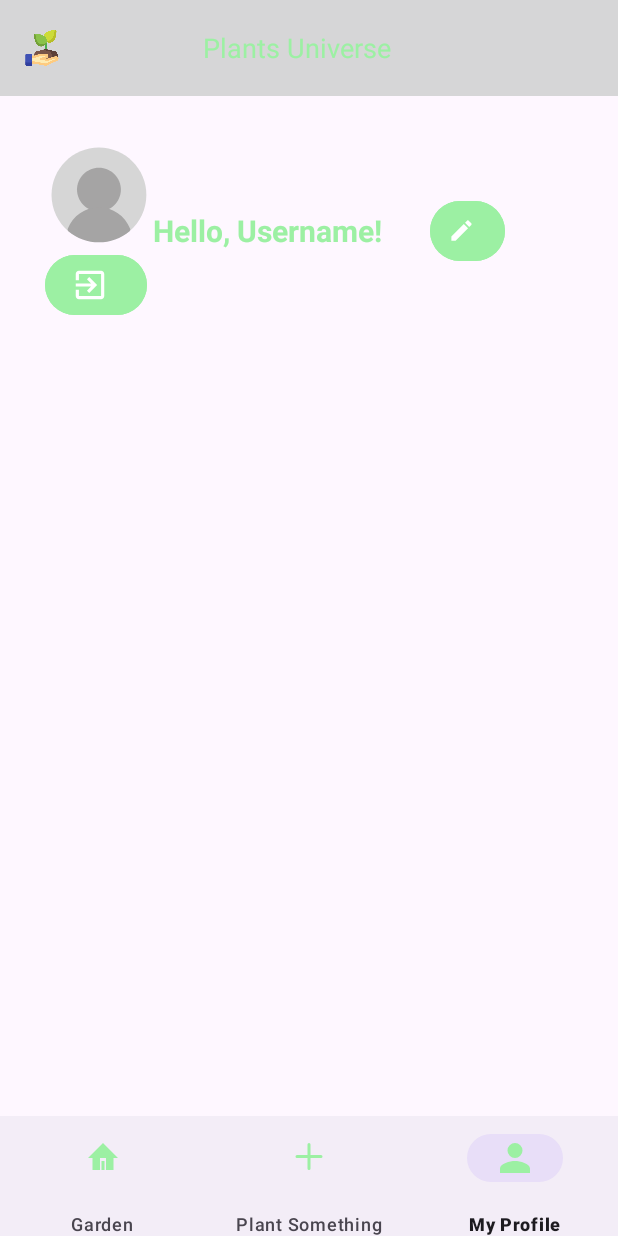
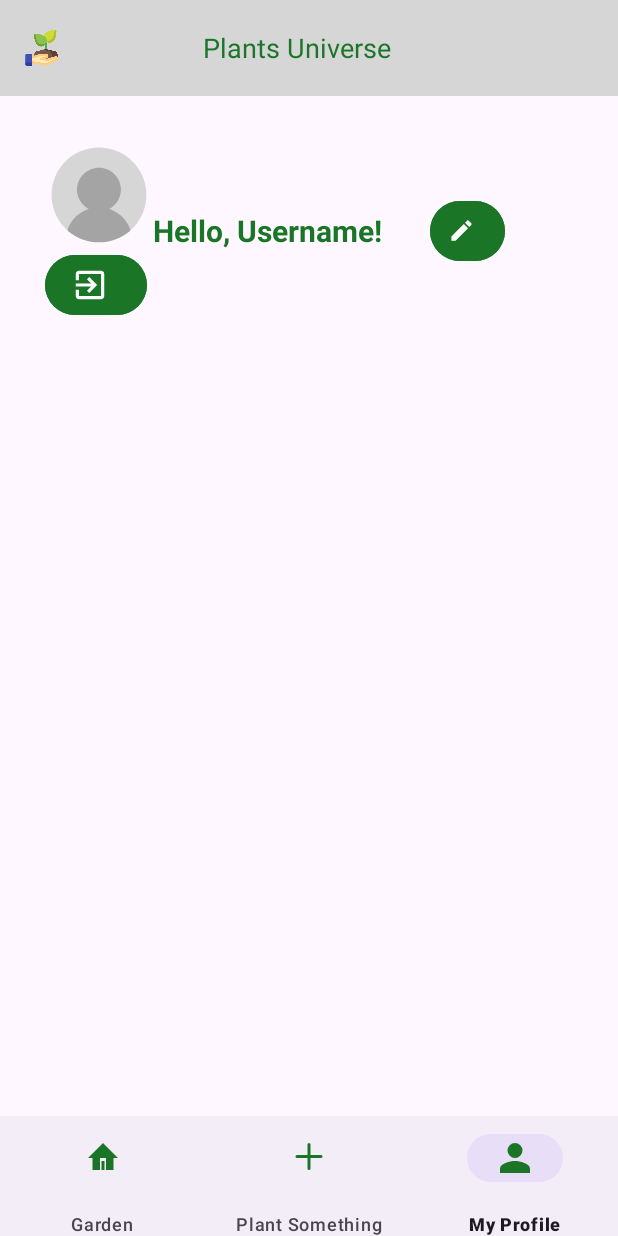
Before and after one commit to noam11111/plants-universe-mobile, an Android app: the Profile screen opened through its navigation route, on a phone screen of 412 x 824 dp. Run offline under Robolectric (Android 15) with nearby library versions, the phone set to English and light mode, and no system bars; our stand-ins replace Firebase (no records; nobody signed in at launch, a user with empty details on screens opened directly), Room's generated code, navigation-ui.

Commit message:
fix login colors

```diff
--- a/app/src/main/java/com/example/plantsuniverse/ui/auth/LoginActivity.kt
+++ b/app/src/main/java/com/example/plantsuniverse/ui/auth/LoginActivity.kt
@@ -46,6 +46,7 @@ class AuthActivity : AppCompatActivity() {
                 createSignInIntentBuilder()
                     .setAvailableProviders(supportedAuth)
                     .setIsSmartLockEnabled(false)
+                    .setTheme(R.style.Theme_PlantsUniverse)
                     .build().apply {
                         signInLauncher.launch(this)
                     }
--- a/app/src/main/res/values-night/themes.xml
+++ b/app/src/main/res/values-night/themes.xml
@@ -3,7 +3,7 @@
     <style name="Base.Theme.PlantsUniverse" parent="Theme.Material3.DayNight.NoActionBar">
         <item name="colorPrimary">@color/colorPrimary</item>  <!-- Deep Green -->
         <item name="colorPrimaryVariant">#2E7D32</item>
-        <item name="colorSecondary">#C0CA33</item>  <!-- Muted Yellow -->
+        <item name="colorSecondary">#6CBD4F</item>  <!-- Muted Yellow -->
         <item name="colorOnBackground">#121212</item>  <!-- Dark Gray -->
         <item name="android:statusBarColor">@color/colorPrimaryVariant</item>
         <item name="android:navigationBarColor">@color/colorBackground</item>
--- a/app/src/main/res/values/colors.xml
+++ b/app/src/main/res/values/colors.xml
@@ -2,10 +2,10 @@
 <resources>
     <color name="black">#FF000000</color>
     <color name="white">#FFFFFFFF</color>
-    <color name="colorPrimary">#9CF0A3</color>  <!-- Fresh Green -->
+    <color name="colorPrimary">#1A7626</color>  <!-- Fresh Green -->
     <color name="colorPrimaryVariant">#388E3C</color>  <!-- Dark Green -->
-    <color name="colorSecondary">#FFEB3B</color>  <!-- Warm Yellow -->
+    <color name="colorSecondary">#1C4509</color>  <!-- Warm Yellow -->
     <color name="colorAccent">#E8FFDF</color>  <!-- Soft Leaf Green -->
-    <color name="colorBackground">#F1F8E9</color>  <!-- Light Green Background -->
+    <color name="colorBackground">#BAD19B</color>  <!-- Light Green Background -->
     <color name="colorOnPrimary">#FFFFFF</color>  <!-- White for text/icons on primary -->
 </resources>
```
Also changed, not shown: app/src/main/res/layout/activity_login.xml (deleted, +0 -40 lines).
